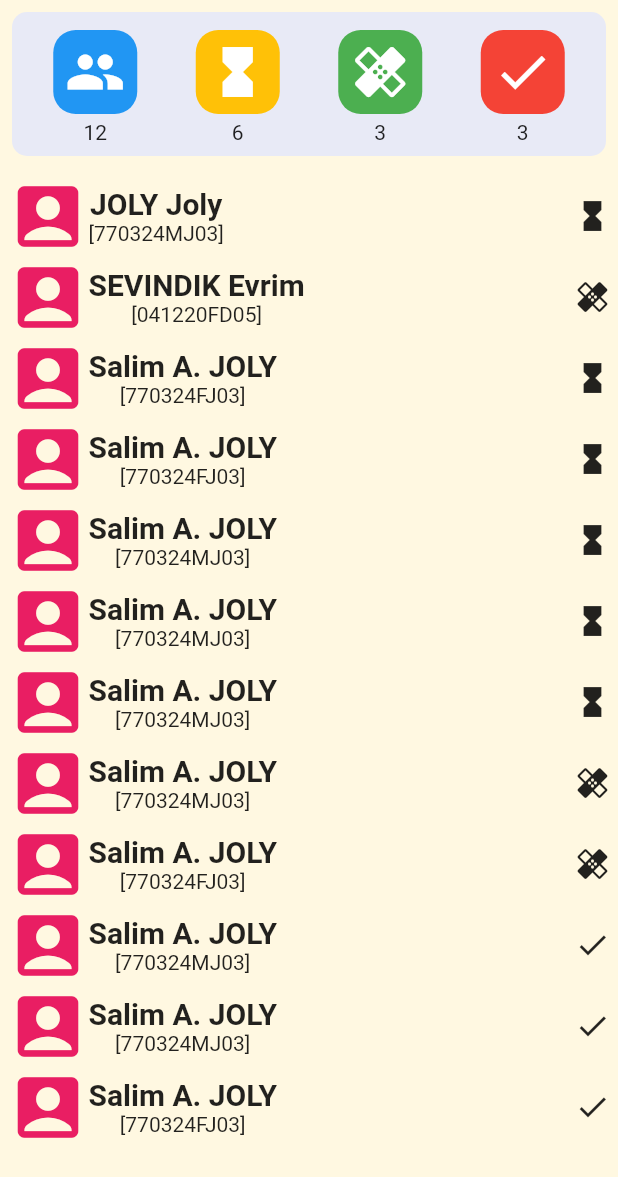
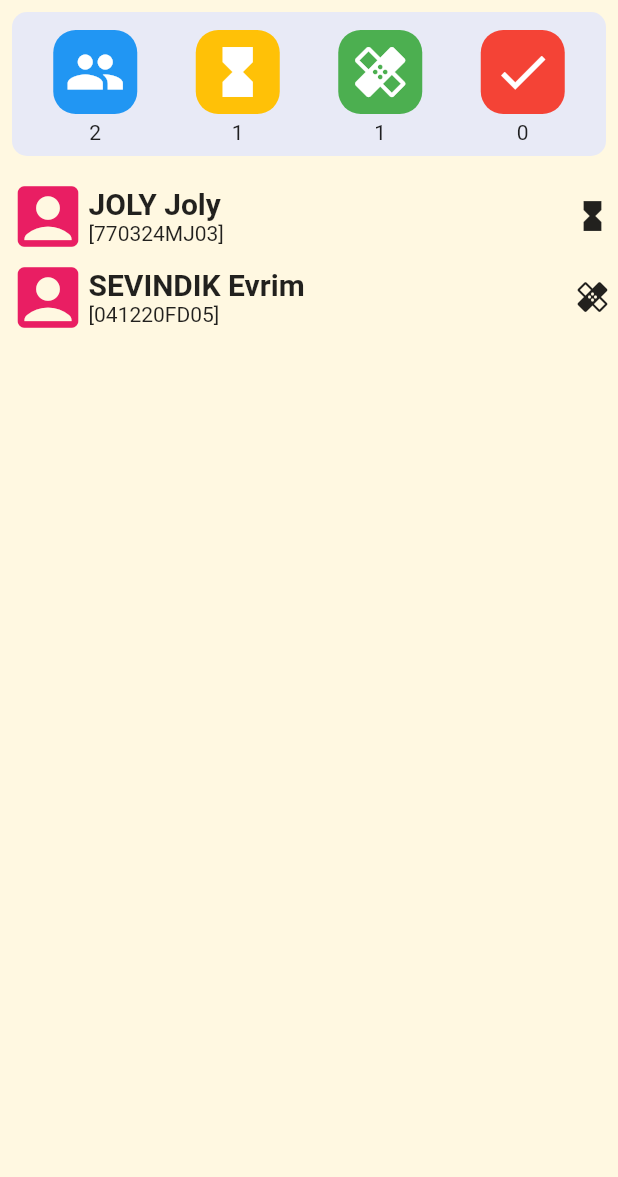
Before and after one commit to SalimBXL/anam, a Flutter app: the screen it shows after launch, on a phone screen of 412 x 824 dp. Shown: the top 1177 px of the screen. Run offline on Flutter 3.47's test engine with Material 2 defaults, Android fonts, the phone set to English and light mode, and no system bars; our stand-ins replace font_awesome_flutter.

Commit message:
assez pour cette semaine...

```diff
--- a/lib/classes/patient.dart
+++ b/lib/classes/patient.dart
@@ -1,12 +1,16 @@
+import 'dart:math';
+
 import 'package:anam/classes/acquisition.dart';
 
 import 'injection.dart';
 
 enum PatientStatus { all, todo, active, done }
 enum Sex { male, female }
+enum AmbuHospi { ambu, hospi }
 
 class Patient {
-  Patient(this._npp, this._fullname, this._status) {
+  Patient(this._npp, this._fullname, this._status,
+      {this.poidKg, this.tailleCm}) {
     _npp.substring(6, 7).toUpperCase() == "M"
         ? this._sex = Sex.male
         : this._sex = Sex.female;
@@ -18,6 +22,7 @@ class Patient {
             .injectionScheduled
             .add(Duration(minutes: this._injection.length)),
         15);
+    if (this._ambulatoire == null) this._ambulatoire = AmbuHospi.ambu;
   }
 
   Injection _injection;
@@ -26,6 +31,11 @@ class Patient {
   String _fullname;
   PatientStatus _status;
   Sex _sex;
+
+  int poidKg;
+  int tailleCm;
+
+  AmbuHospi _ambulatoire;
 
   DateTime _accueilTimeScheduled;
   DateTime _accueilTimeReal;
@@ -36,11 +46,13 @@ class Patient {
 
   String get fullname => this._fullname;
 
-  PatientStatus get status => this._status;
-
   Sex get sex => this._sex;
 
   bool get isFemale => (this._sex == Sex.female);
+
+  AmbuHospi get ambulatoire => this._ambulatoire;
+  set ambulatoire(AmbuHospi value) => this._ambulatoire = value;
+  bool get isAmbulatoire => (this._ambulatoire == AmbuHospi.ambu);
 
   DateTime get accueilTime {
     return this._accueilTimeReal == null
@@ -54,6 +66,7 @@ class Patient {
         : this._cameraTimeReal;
   }
 
+  PatientStatus get status => this._status;
   set status(PatientStatus newStatus) => this._status = newStatus;
 
   Injection get injection => this._injection;
@@ -62,7 +75,7 @@ class Patient {
 
   int get age {
     int annee = int.parse(this._npp.substring(0, 2));
-    if (annee > DateTime.now().year)
+    if ((2000 + annee) > DateTime.now().year)
       annee = 1900 + annee;
     else
       annee = 2000 + annee;
@@ -73,4 +86,11 @@ class Patient {
     if (DateTime.now().isBefore(dateAnniv)) annees--;
     return annees;
   }
+
+  double get tailleMetre =>
+      (this.tailleCm == null) ? null : this.tailleCm / 100;
+
+  String get bmi => (this.tailleCm == null || this.poidKg == null)
+      ? ''
+      : (this.poidKg / pow(this.tailleMetre, 2)).toStringAsFixed(1);
 }
--- a/lib/classes/patients_of_the_day.dart
+++ b/lib/classes/patients_of_the_day.dart
@@ -4,18 +4,10 @@ class PatientsOfTheDay {
   PatientStatus _statusToShow = PatientStatus.all;
 
   List<Patient> _patients = [
-    Patient("770324MJ03", "JOLY Joly", PatientStatus.todo),
-    Patient("041220FD05", "SEVINDIK Evrim", PatientStatus.active),
-    Patient("770324FJ03", "Salim A. JOLY", PatientStatus.todo),
-    Patient("770324FJ03", "Salim A. JOLY", PatientStatus.todo),
-    Patient("770324MJ03", "Salim A. JOLY", PatientStatus.todo),
-    Patient("770324MJ03", "Salim A. JOLY", PatientStatus.todo),
-    Patient("770324MJ03", "Salim A. JOLY", PatientStatus.todo),
-    Patient("770324MJ03", "Salim A. JOLY", PatientStatus.active),
-    Patient("770324FJ03", "Salim A. JOLY", PatientStatus.active),
-    Patient("770324MJ03", "Salim A. JOLY", PatientStatus.done),
-    Patient("770324MJ03", "Salim A. JOLY", PatientStatus.done),
-    Patient("770324FJ03", "Salim A. JOLY", PatientStatus.done),
+    Patient("770324MJ03", "JOLY Joly", PatientStatus.todo,
+        poidKg: 90, tailleCm: 183),
+    Patient("041220FD05", "SEVINDIK Evrim", PatientStatus.active,
+        poidKg: 74, tailleCm: 168),
   ];
 
   PatientStatus get statusToShow => this._statusToShow;
--- a/lib/widgets/patient_name_bloc.dart
+++ b/lib/widgets/patient_name_bloc.dart
@@ -25,7 +25,8 @@ class PatientNameBloc extends StatelessWidget {
               size: iconSize,
             ),
             Column(
-              mainAxisAlignment: MainAxisAlignment.spaceEvenly,
+              mainAxisAlignment: MainAxisAlignment.start,
+              crossAxisAlignment: CrossAxisAlignment.start,
               children: <Widget>[
                 Row(
                   children: <Widget>[
```
Also changed, not shown: lib/screens/patient_details.dart (+47 -13 lines).
